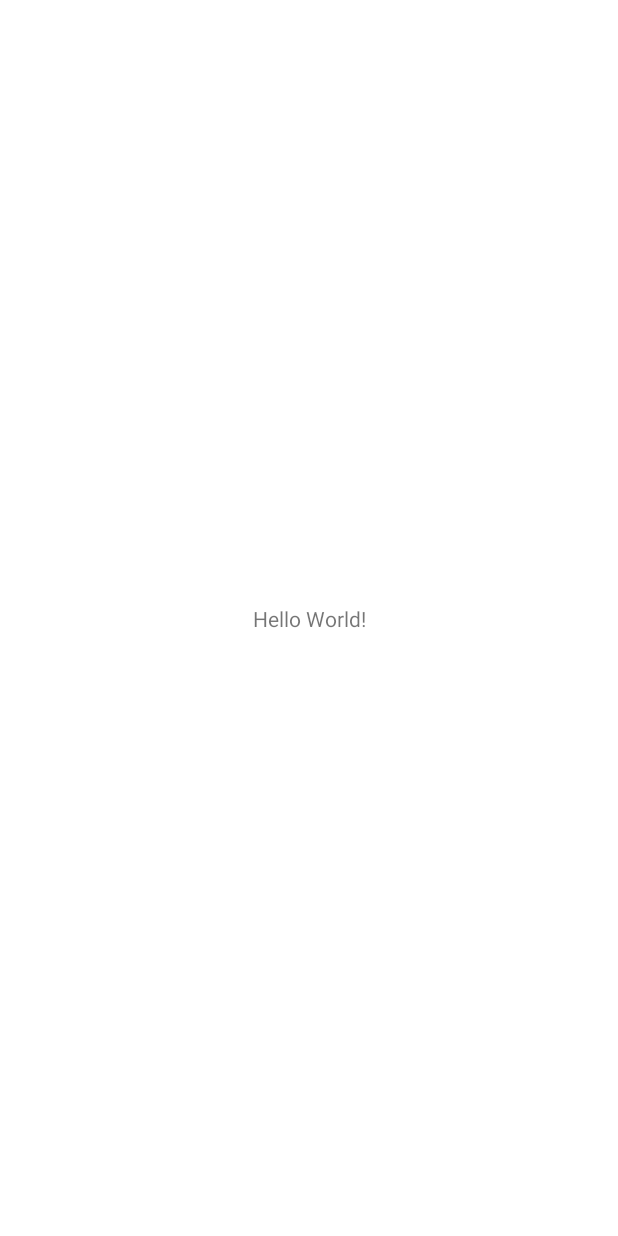
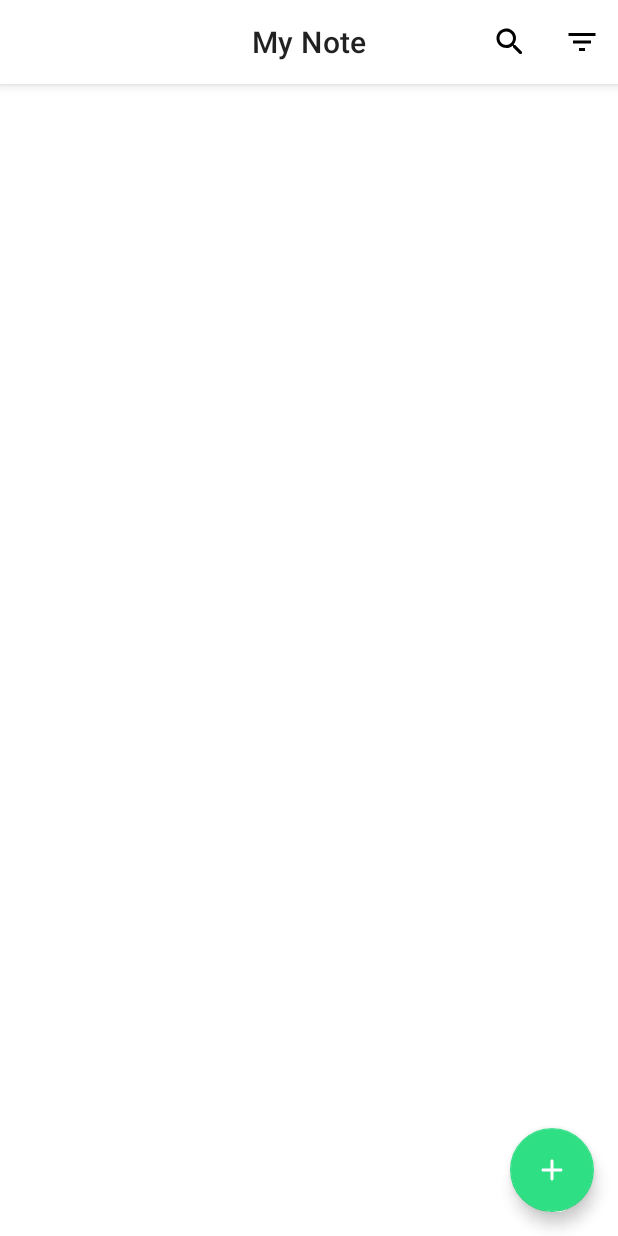
Before and after one commit to hossein69ameri/NoteApp, an Android app: the screen it shows after launch (MainActivity), on a phone screen of 412 x 824 dp. Before the commit the screen is almost empty. Run offline under Robolectric (Android 15) with nearby library versions, the phone set to English and light mode, and no system bars.

Commit message:
Design main layout

```diff
--- a/app/src/main/res/layout/activity_main.xml
+++ b/app/src/main/res/layout/activity_main.xml
@@ -1,18 +1,48 @@
 <?xml version="1.0" encoding="utf-8"?>
 <androidx.constraintlayout.widget.ConstraintLayout xmlns:android="http://schemas.android.com/apk/res/android"
     xmlns:app="http://schemas.android.com/apk/res-auto"
-    xmlns:tools="http://schemas.android.com/tools"
     android:layout_width="match_parent"
-    android:layout_height="match_parent"
-    tools:context=".MainActivity">
-
-    <TextView
+    android:layout_height="match_parent">
+    <!--Toolbar-->
+    <com.google.android.material.appbar.MaterialToolbar
+        android:id="@+id/notesToolbar"
+        android:layout_width="match_parent"
+        android:layout_height="?attr/actionBarSize"
+        android:background="@color/white"
+        android:elevation="5dp"
+        app:layout_constraintTop_toTopOf="parent"
+        app:menu="@menu/menu_toolbar"
+        app:title="My Note"
+        app:titleCentered="true" />
+    <!--List-->
+    <androidx.recyclerview.widget.RecyclerView
+        android:id="@+id/noteList"
+        android:layout_width="match_parent"
+        android:layout_height="0dp"
+        app:layout_constraintBottom_toBottomOf="parent"
+        app:layout_constraintTop_toBottomOf="@id/notesToolbar" />
+    <!--Add note-->
+    <com.google.android.material.floatingactionbutton.FloatingActionButton
+        android:id="@+id/addNoteBtn"
         android:layout_width="wrap_content"
         android:layout_height="wrap_content"
-        android:text="Hello World!"
+        android:layout_margin="16dp"
+        android:src="@drawable/ic_round_add_24"
+        app:backgroundTint="@color/green"
         app:layout_constraintBottom_toBottomOf="parent"
         app:layout_constraintEnd_toEndOf="parent"
-        app:layout_constraintStart_toStartOf="parent"
-        app:layout_constraintTop_toTopOf="parent" />
+        app:tint="@color/white" />
+    <!--Empty-->
+    <androidx.constraintlayout.widget.ConstraintLayout
+        android:id="@+id/emptyLay"
+        android:layout_width="match_parent"
+        android:layout_height="0dp"
+        android:visibility="gone"
+        app:layout_constraintBottom_toBottomOf="parent"
+        app:layout_constraintTop_toBottomOf="@id/notesToolbar">
+
+        <include layout="@layout/empty_list" />
+
+    </androidx.constraintlayout.widget.ConstraintLayout>
 
 </androidx.constraintlayout.widget.ConstraintLayout>
--- /dev/null
+++ b/app/src/main/res/layout/empty_list.xml
@@ -0,0 +1,16 @@
+<?xml version="1.0" encoding="utf-8"?>
+<androidx.constraintlayout.widget.ConstraintLayout xmlns:android="http://schemas.android.com/apk/res/android"
+    xmlns:app="http://schemas.android.com/apk/res-auto"
+    android:layout_width="match_parent"
+    android:layout_height="match_parent">
+
+    <ImageView
+        android:layout_width="180dp"
+        android:layout_height="180dp"
+        android:src="@drawable/empty"
+        app:layout_constraintBottom_toBottomOf="parent"
+        app:layout_constraintEnd_toEndOf="parent"
+        app:layout_constraintStart_toStartOf="parent"
+        app:layout_constraintTop_toTopOf="parent" />
+
+</androidx.constraintlayout.widget.ConstraintLayout>
--- /dev/null
+++ b/app/src/main/res/menu/menu_toolbar.xml
@@ -0,0 +1,17 @@
+<?xml version="1.0" encoding="utf-8"?>
+<menu xmlns:android="http://schemas.android.com/apk/res/android"
+    xmlns:app="http://schemas.android.com/apk/res-auto">
+    <item
+        android:id="@+id/actionSearch"
+        android:icon="@drawable/ic_round_search_24"
+        android:title="@string/search"
+        app:actionViewClass="androidx.appcompat.widget.SearchView"
+        app:iconTint="@color/black"
+        app:showAsAction="ifRoom|collapseActionView" />
+    <item
+        android:id="@+id/actionFilter"
+        android:icon="@drawable/ic_filter"
+        android:title="@string/filter"
+        app:iconTint="@color/black"
+        app:showAsAction="always" />
+</menu>
--- a/app/src/main/res/values/strings.xml
+++ b/app/src/main/res/values/strings.xml
@@ -1,3 +1,5 @@
 <resources>
     <string name="app_name">NoteAppClean_github</string>
+    <string name="search">Search</string>
+    <string name="filter">Filter</string>
 </resources>
```
